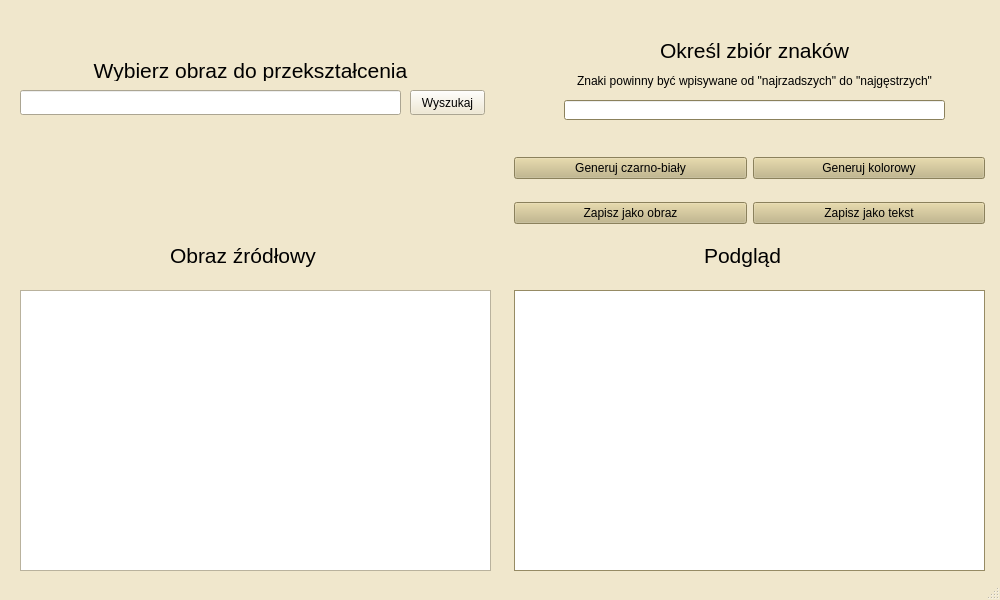
The window that asciiConventerMainWindow.ui (petrynski/PythonASCII) describes before a commit, drawn with Qt 5.
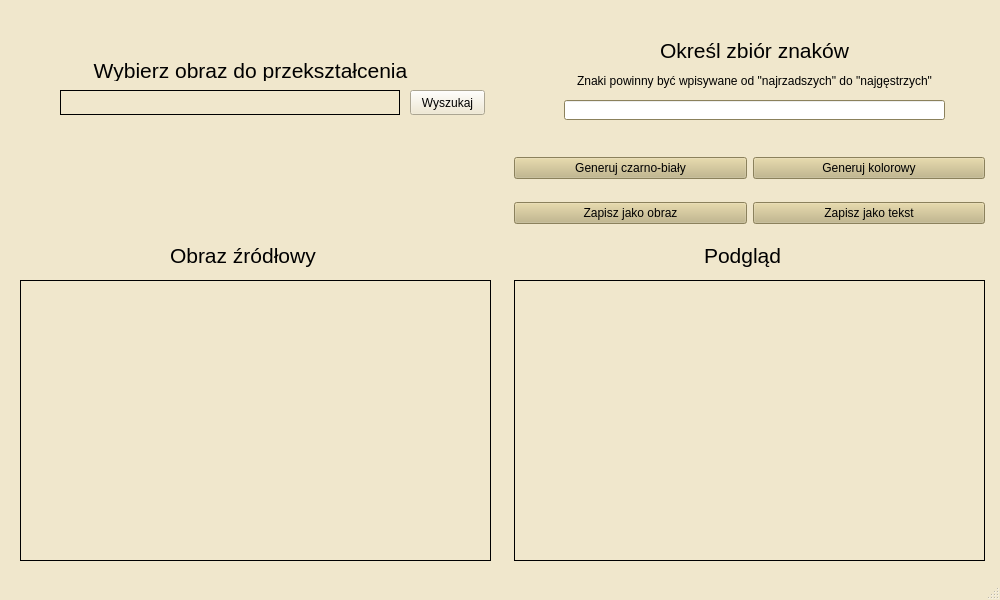
The same window after the commit.

What changed in the file:
```diff
--- a/asciiConventerMainWindow.ui
+++ b/asciiConventerMainWindow.ui
@@ -492,17 +492,7 @@
          <set>Qt::AlignCenter</set>
         </property>
        </widget>
-       <widget class="QLineEdit" name="lineEdit_2">
-        <property name="geometry">
-         <rect>
-          <x>10</x>
-          <y>80</y>
-          <width>381</width>
-          <height>25</height>
-         </rect>
-        </property>
-       </widget>
-       <widget class="QPushButton" name="pushButton">
+       <widget class="QPushButton" name="fileButton">
         <property name="geometry">
          <rect>
           <x>400</x>
@@ -515,16 +505,6 @@
          <string>Wyszukaj</string>
         </property>
        </widget>
-       <widget class="QGraphicsView" name="graphicsView">
-        <property name="geometry">
-         <rect>
-          <x>10</x>
-          <y>280</y>
-          <width>471</width>
-          <height>281</height>
-         </rect>
-        </property>
-       </widget>
        <widget class="QLabel" name="label">
         <property name="geometry">
          <rect>
@@ -543,6 +523,47 @@
          <string>Obraz źródłowy</string>
         </property>
        </widget>
+       <widget class="QLabel" name="originalPicture">
+        <property name="geometry">
+         <rect>
+          <x>10</x>
+          <y>270</y>
+          <width>471</width>
+          <height>281</height>
+         </rect>
+        </property>
+        <property name="autoFillBackground">
+         <bool>false</bool>
+        </property>
+        <property name="styleSheet">
+         <string notr="true"/>
+        </property>
+        <property name="frameShape">
+         <enum>QFrame::Box</enum>
+        </property>
+        <property name="text">
+         <string/>
+        </property>
+        <property name="scaledContents">
+         <bool>true</bool>
+        </property>
+       </widget>
+       <widget class="QLabel" name="fileLocationLabel">
+        <property name="geometry">
+         <rect>
+          <x>50</x>
+          <y>80</y>
+          <width>340</width>
+          <height>25</height>
+         </rect>
+        </property>
+        <property name="frameShape">
+         <enum>QFrame::Box</enum>
+        </property>
+        <property name="text">
+         <string/>
+        </property>
+       </widget>
       </widget>
      </item>
      <item>
@@ -980,16 +1001,6 @@
          <string>Podgląd</string>
         </property>
        </widget>
-       <widget class="QGraphicsView" name="graphicsView_2">
-        <property name="geometry">
-         <rect>
-          <x>10</x>
-          <y>280</y>
-          <width>471</width>
-          <height>281</height>
-         </rect>
-        </property>
-       </widget>
        <widget class="QLabel" name="label_4">
         <property name="geometry">
          <rect>
@@ -1082,6 +1093,25 @@
          </item>
         </layout>
        </widget>
+       <widget class="QLabel" name="generatedPicture">
+        <property name="geometry">
+         <rect>
+          <x>10</x>
+          <y>270</y>
+          <width>471</width>
+          <height>281</height>
+         </rect>
+        </property>
+        <property name="frameShape">
+         <enum>QFrame::Box</enum>
+        </property>
+        <property name="text">
+         <string/>
+        </property>
+        <property name="scaledContents">
+         <bool>true</bool>
+        </property>
+       </widget>
       </widget>
      </item>
     </layout>
```
